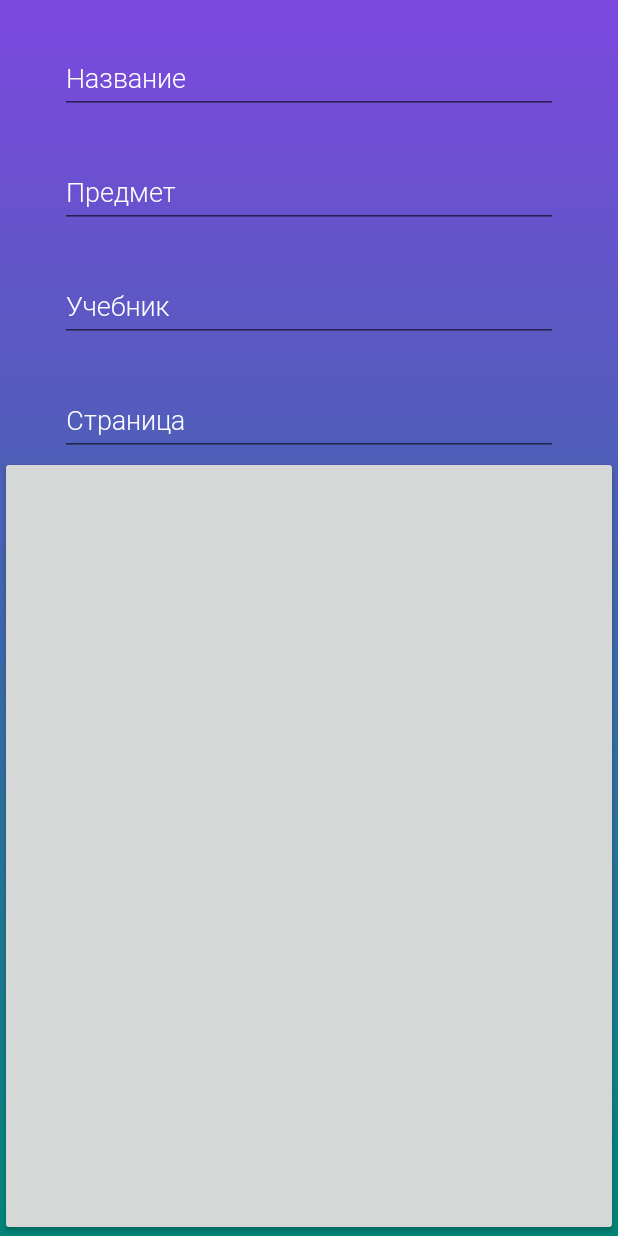
After one commit to Emilikan/GameHack3, an Android app: the fragment Test placed in its activity, on a phone screen of 412 x 824 dp. The commit adds this screen. Run offline under Robolectric (Android 15) with nearby library versions, the phone set to English and light mode, and no system bars; our stand-ins replace Firebase (no records; nobody signed in at launch, a user with empty details on screens opened directly).

Commit message:
uploading_test

```diff
--- a/app/src/main/AndroidManifest.xml
+++ b/app/src/main/AndroidManifest.xml
@@ -21,7 +21,11 @@
         </activity>
         <activity android:name=".MainActivity" />
         <activity android:name=".Registration" />
-        <activity android:name=".CheckEmail"></activity>
+        <activity android:name=".CheckEmail" />
+        <activity
+            android:name=".Main2Activity"
+            android:label="@string/title_activity_main2"
+            android:theme="@style/AppTheme.NoActionBar"></activity>
     </application>
 
 </manifest>
--- a/app/src/main/java/com/messenger/my/messenger/Authorizatoin.java
+++ b/app/src/main/java/com/messenger/my/messenger/Authorizatoin.java
@@ -83,7 +83,7 @@ public class Authorizatoin extends AppCompatActivity {
                 if (task.isSuccessful()) {
                     Toast.makeText(Authorizatoin.this, "Авторизация успешна", Toast.LENGTH_LONG).show();
 
-                    Intent intent = new Intent(Authorizatoin.this, MainActivity.class);
+                    Intent intent = new Intent(Authorizatoin.this, Main2Activity.class);
                     startActivity(intent);
 
                 } else {
--- /dev/null
+++ b/app/src/main/java/com/messenger/my/messenger/Test.java
@@ -0,0 +1,70 @@
+package com.messenger.my.messenger;
+
+import android.content.Context;
+import android.content.SharedPreferences;
+import android.net.Uri;
+import android.os.Build;
+import android.os.Bundle;
+import android.preference.PreferenceManager;
+import android.support.annotation.RequiresApi;
+import android.support.v4.app.Fragment;
+import android.support.v4.app.FragmentTransaction;
+import android.view.LayoutInflater;
+import android.view.View;
+import android.view.ViewGroup;
+import android.widget.Button;
+import android.widget.EditText;
+
+import java.util.Objects;
+
+
+public class Test extends Fragment {
+
+    EditText mName, mSub, mBook, mPage;
+
+    @Override
+    public void onCreate(Bundle savedInstanceState) {
+        super.onCreate(savedInstanceState);
+
+    }
+
+    @Override
+    public View onCreateView(LayoutInflater inflater, ViewGroup container,
+                             Bundle savedInstanceState) {
+        View rootView = inflater.inflate(R.layout.fragment_test, container, false);
+        Bundle bundle = getArguments();
+        String counterOfFragment = "0";
+        if (bundle != null) {
+            counterOfFragment = bundle.getString("Value", "0");
+        }
+
+        mName = rootView.findViewById(R.id.name);
+        mBook = rootView.findViewById(R.id.book);
+        mPage = rootView.findViewById(R.id.page);
+        mSub = rootView.findViewById(R.id.subject);
+
+
+
+        Button button = rootView.findViewById(R.id.next_test);
+        button.setOnClickListener(new View.OnClickListener() {
+            @RequiresApi(api = Build.VERSION_CODES.KITKAT)
+            @Override
+            public void onClick(View v) {
+                SharedPreferences preferences = PreferenceManager.getDefaultSharedPreferences(getContext());
+                SharedPreferences.Editor editor = preferences.edit();
+                editor.putString("TeachersTestName", mName.getText().toString().trim());
+                editor.putString("TeachersTestBook", mBook.getText().toString().trim());
+                editor.putString("TeachersTestPage", mPage.getText().toString().trim());
+                editor.putString("TeachersTestSubject", mSub.getText().toString().trim());
+                editor.apply();
+
+                Fragment fragment = new TestQuestions();
+                FragmentTransaction fragmentManager = Objects.requireNonNull(getActivity()).getSupportFragmentManager().beginTransaction();
+                fragmentManager.replace(R.id.container2, fragment).commit();
+            }
+        });
+        return rootView;
+    }
+
+
+}
--- /dev/null
+++ b/app/src/main/res/layout/fragment_test.xml
@@ -0,0 +1,113 @@
+<?xml version="1.0" encoding="utf-8"?>
+<FrameLayout xmlns:android="http://schemas.android.com/apk/res/android"
+    android:background="@drawable/background_of_app"
+    xmlns:tools="http://schemas.android.com/tools"
+    android:layout_width="match_parent"
+    android:layout_height="match_parent"
+    tools:context=".Test">
+
+    <LinearLayout
+        android:layout_width="match_parent"
+        android:layout_height="match_parent"
+        android:orientation="vertical">
+    <android.support.design.widget.TextInputLayout
+        android:id="@+id/FFF"
+        android:layout_width="match_parent"
+        android:layout_height="wrap_content"
+        android:layout_marginLeft="40dp"
+        android:layout_marginTop="20dp"
+        android:layout_marginRight="40dp"
+        android:fontFamily="@font/roboto_light"
+        android:gravity="center"
+        android:hint="Название"
+        android:textColorHint="#FFFFFF">
+
+        <android.support.design.widget.TextInputEditText
+            android:id="@+id/name"
+            android:layout_width="match_parent"
+            android:layout_height="wrap_content"
+            android:fontFamily="@font/roboto_light"
+            android:inputType="numberSigned"
+            android:maxLines="1"
+            android:textColor="#FFFFFF"
+            android:textColorHint="#FFFFFF" />
+
+    </android.support.design.widget.TextInputLayout>
+
+        <android.support.design.widget.TextInputLayout
+            android:layout_width="match_parent"
+            android:layout_height="wrap_content"
+            android:layout_marginLeft="40dp"
+            android:layout_marginTop="20dp"
+            android:layout_marginRight="40dp"
+            android:fontFamily="@font/roboto_light"
+            android:gravity="center"
+            android:hint="Предмет"
+            android:textColorHint="#FFFFFF">
+
+            <android.support.design.widget.TextInputEditText
+                android:id="@+id/subject"
+                android:layout_width="match_parent"
+                android:layout_height="wrap_content"
+                android:fontFamily="@font/roboto_light"
+                android:inputType="numberSigned"
+                android:maxLines="1"
+                android:textColor="#FFFFFF"
+                android:textColorHint="#FFFFFF" />
+
+        </android.support.design.widget.TextInputLayout>
+
+        <android.support.design.widget.TextInputLayout
+            android:layout_width="match_parent"
+            android:layout_height="wrap_content"
+            android:layout_marginLeft="40dp"
+            android:layout_marginTop="20dp"
+            android:layout_marginRight="40dp"
+            android:fontFamily="@font/roboto_light"
+            android:gravity="center"
+            android:hint="Учебник"
+            android:textColorHint="#FFFFFF">
+
+            <android.support.design.widget.TextInputEditText
+                android:id="@+id/book"
+                android:layout_width="match_parent"
+                android:layout_height="wrap_content"
+                android:fontFamily="@font/roboto_light"
+                android:inputType="numberSigned"
+                android:maxLines="1"
+                android:textColor="#FFFFFF"
+                android:textColorHint="#FFFFFF" />
+
+        </android.support.design.widget.TextInputLayout>
+
+        <android.support.design.widget.TextInputLayout
+            android:layout_width="match_parent"
+            android:layout_height="wrap_content"
+            android:layout_marginLeft="40dp"
+            android:layout_marginTop="20dp"
+            android:layout_marginRight="40dp"
+            android:fontFamily="@font/roboto_light"
+            android:gravity="center"
+            android:hint="Страница"
+            android:textColorHint="#FFFFFF">
+
+            <android.support.design.widget.TextInputEditText
+                android:id="@+id/page"
+                android:layout_width="match_parent"
+                android:layout_height="wrap_content"
+                android:fontFamily="@font/roboto_light"
+                android:inputType="numberSigned"
+                android:maxLines="1"
+                android:textColor="#FFFFFF"
+                android:textColorHint="#FFFFFF" />
+
+        </android.support.design.widget.TextInputLayout>
+
+        <Button
+            android:layout_width="match_parent"
+            android:layout_height="match_parent"
+            android:id="@+id/next_test"/>
+
+    </LinearLayout>
+
+</FrameLayout>
--- a/app/src/main/res/values/strings.xml
+++ b/app/src/main/res/values/strings.xml
@@ -18,4 +18,5 @@
 
     <!-- TODO: Remove or change this placeholder text -->
     <string name="hello_blank_fragment">Hello blank fragment</string>
+    <string name="title_activity_main2">Main2Activity</string>
 </resources>
```
Also changed, not shown: app/src/main/java/com/messenger/my/messenger/DataAdapter.java (+21 -0 lines), app/src/main/java/com/messenger/my/messenger/DownloadFromCloud.java (+10 -0 lines), app/src/main/java/com/messenger/my/messenger/Main2Activity.java (added, +119 -0 lines), app/src/main/java/com/messenger/my/messenger/Result.java (added, +27 -0 lines), app/src/main/java/com/messenger/my/messenger/TestQuestions.java (added, +26 -0 lines), app/src/main/res/layout/activity_main2.xml (added, +25 -0 lines), app/src/main/res/layout/app_bar_main2.xml (added, +26 -0 lines), app/src/main/res/layout/content_main2.xml (added, +12 -0 lines), app/src/main/res/layout/fragment_result.xml (added, +14 -0 lines), app/src/main/res/layout/fragment_test_questions.xml (added, +14 -0 lines), app/src/main/res/layout/nav_header_main2.xml (added, +36 -0 lines), app/src/main/res/menu/activity_main2_drawer.xml (added, +34 -0 lines), app/src/main/res/menu/main2.xml (added, +9 -0 lines).
